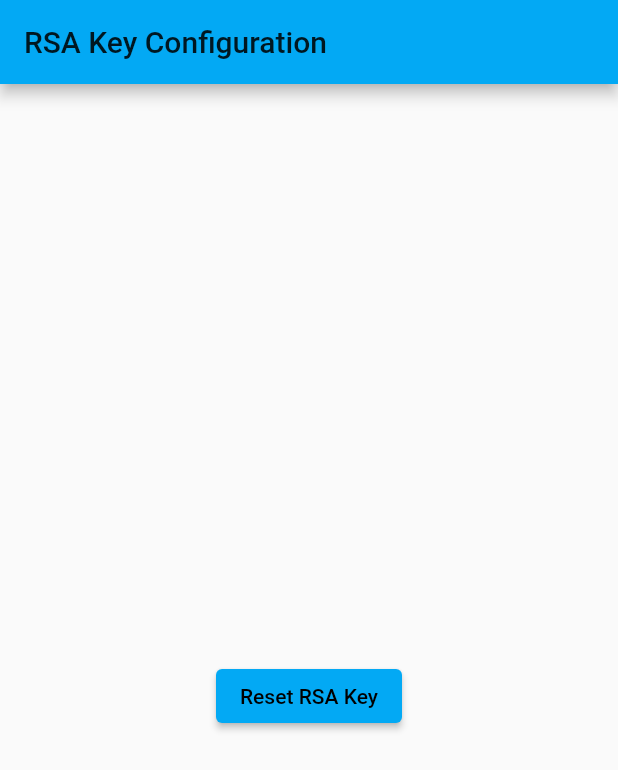
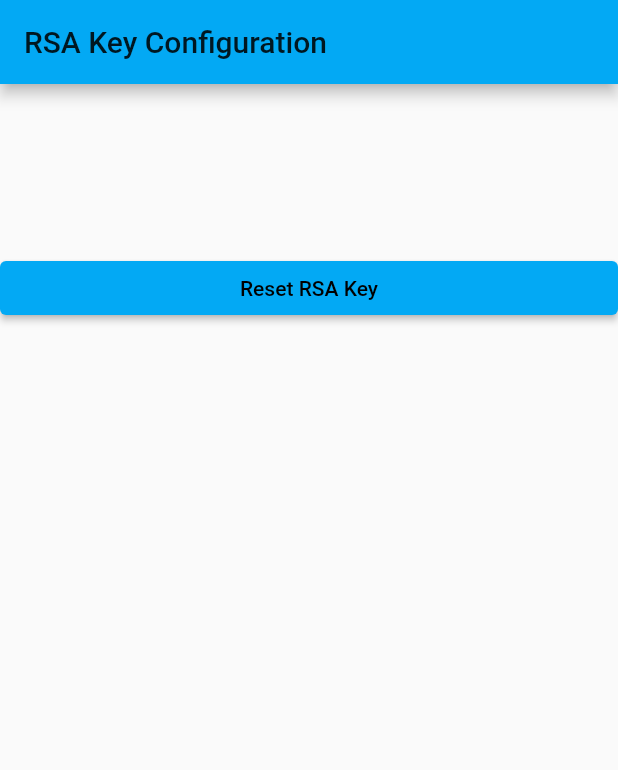
Before and after one commit to hackku21/loc-chain-app, a Flutter app: the KeygenPage screen opened directly, after a tap on "Reset RSA Key", on a phone screen of 412 x 824 dp. Shown: the top 770 px of the screen. Run offline on Flutter 3.47's test engine with Material 2 defaults, Android fonts, the light colour scheme and no system bars; missing offline and left inert: fast_rsa.

Commit message:
fast_rsa package integration

```diff
--- a/loc_chain_app/lib/pages/keygen.dart
+++ b/loc_chain_app/lib/pages/keygen.dart
@@ -1,7 +1,54 @@
 import 'package:flutter/material.dart';
 import 'package:flutter/services.dart';
-import 'package:rsa_encrypt/rsa_encrypt.dart' as rsa;
-import 'package:pointycastle/api.dart' as crypto;
+import 'package:flutter/widgets.dart';
+import 'package:fast_rsa/rsa.dart';
+import 'package:fast_rsa/model/bridge.pb.dart';
+import 'package:path_provider/path_provider.dart';
+
+import 'dart:io';
+
+class KeyFileManager {
+  static Future<String> get _localPath async {
+    final directory = await getApplicationDocumentsDirectory();
+    return directory.path;
+  }
+
+  static Future<File> get _pubKeyFile async {
+    final path = await _localPath;
+    return File('$path/rsa.pub');
+  }
+
+  static Future<File> get _privKeyFile async {
+    final path = await _localPath;
+    return File('$path/rsa');
+  }
+
+  static Future<KeyPair> readKeyPair() async {
+    try {
+      String privKey = await _privKeyFile.then(
+        (file) => file.readAsString(),
+      );
+      String pubKey = await _pubKeyFile.then(
+        (file) => file.readAsString(),
+      );
+
+      return KeyPair(
+        privateKey: privKey,
+        publicKey: pubKey,
+      );
+    } catch (e) {
+      print(e);
+      return KeyPair();
+    }
+  }
+
+  static Future<void> writeKeyPair(KeyPair pair) async {
+    final File privKeyFile = await _privKeyFile;
+    final File pubKeyFile = await _pubKeyFile;
+    pubKeyFile.writeAsString(pair.publicKey);
+    privKeyFile.writeAsString(pair.privateKey);
+  }
+}
 
 class KeygenPage extends StatefulWidget {
   KeygenPage({Key key, this.title}) : super(key: key);
@@ -12,76 +59,81 @@ class KeygenPage extends StatefulWidget {
 }
 
 class _KeygenState extends State<KeygenPage> {
-  static crypto.AsymmetricKeyPair _keyPair;
+  KeyPair _keyPair = KeyPair();
 
-  void _regenerateKey() {
-    setState(() {
-      _keyPair = rsa.getRsaKeyPair(rsa.RsaKeyHelper().getSecureRandom());
+  @override
+  void initState() {
+    super.initState();
+    KeyFileManager.readKeyPair().then((keyPair) {
+      if (!keyPair.hasPublicKey()) {
+        initKeyPair();
+      } else {
+        setState(() => _keyPair = keyPair);
+      }
     });
   }
 
-  String _getPublicKey() {
-    if (_keyPair == null)
-      return 'Press the button below to generate your key pair!';
-    return '${rsa.RsaKeyHelper().encodePublicKeyToPemPKCS1(_keyPair.publicKey)}';
+  Future<void> initKeyPair() async {
+    var keyPair = await RSA.generate(2048);
+    await KeyFileManager.writeKeyPair(keyPair);
+    setState(() {
+      _keyPair = keyPair;
+    });
+  }
+
+  void copyPublicKey() {
+    if (_keyPair.hasPublicKey()) {
+      Clipboard.setData(
+        new ClipboardData(
+          text: _keyPair.publicKey,
+        ),
+      ).then((_) {
+        ScaffoldMessenger.of(context).showSnackBar(
+          SnackBar(
+            content: Text("RSA public key copied to keyboard"),
+          ),
+        );
+      });
+    } else {
+      ScaffoldMessenger.of(context).showSnackBar(
+        SnackBar(
+          content: Text("You need to generate an RSA keypair before copying."),
+        ),
+      );
+    }
   }
 
   @override
   Widget build(BuildContext context) {
-    // This method is rerun every time setState is called, for instance as done
-    // by the _incrementCounter method above.
-    //
-    // The Flutter framework has been optimized to make rerunning build methods
-    // fast, so that you can just rebuild anything that needs updating rather
-    // than having to individually change instances of widgets.
     return Scaffold(
       appBar: AppBar(
-        // Here we take the value from the MyHomePage object that was created by
-        // the App.build method, and use it to set our appbar title.
         title: Text('RSA Key Configuration'),
       ),
       body: Center(
-        // Center is a layout widget. It takes a single child and positions it
-        // in the middle of the parent.
-        child: Column(
-          // Column is also a layout widget. It takes a list of children and
-          // arranges them vertically. By default, it sizes itself to fit its
-          // children horizontally, and tries to be as tall as its parent.
-          //
-          // Invoke "debug painting" (press "p" in the console, choose the
-          // "Toggle Debug Paint" action from the Flutter Inspector in Android
-          // Studio, or the "Toggle Debug Paint" command in Visual Studio Code)
-          // to see the wireframe for each widget.
-          //
-          // Column has various properties to control how it sizes itself and
-          // how it positions its children. Here we use mainAxisAlignment to
-          // center the children vertically; the main axis here is the vertical
-          // axis because Columns are vertical (the cross axis would be
-          // horizontal).
-          mainAxisAlignment: MainAxisAlignment.center,
+        child: LayoutBuilder(
+          builder: (BuildContext context, BoxConstraints constraints) {
+            return ListView(
               children: <Widget>[
-            TextButton(
-              onPressed: () => Clipboard.setData(
-                new ClipboardData(
-                  text: _getPublicKey(),
-                ),
-              ).then((_) {
-                ScaffoldMessenger.of(context).showSnackBar(SnackBar(
-                  content: Text("RSA public key copied to keyboard"),
-                ));
-              }),
+                Container(
+                  padding: const EdgeInsets.all(32),
+                  child: TextButton(
+                    onPressed: copyPublicKey,
                     child: Text(
-                _getPublicKey(),
+                      _keyPair.publicKey,
                       style: Theme.of(context).textTheme.bodyText1,
+                      softWrap: true,
                     ),
                     style: Theme.of(context).outlinedButtonTheme.style,
                   ),
+                ),
                 ElevatedButton(
-              onPressed: _regenerateKey,
+                  onPressed: initKeyPair,
                   child: Text('Reset RSA Key'),
                   style: Theme.of(context).elevatedButtonTheme.style,
                 ),
               ],
+            );
+          },
         ),
       ),
     );
--- a/loc_chain_app/pubspec.yaml
+++ b/loc_chain_app/pubspec.yaml
@@ -28,7 +28,8 @@ dependencies:
   # The following adds the Cupertino Icons font to your application.
   # Use with the CupertinoIcons class for iOS style icons.
   cupertino_icons: ^1.0.2
-  rsa_encrypt: ^1.0.5
+  path_provider: ^1.6.28
+  fast_rsa: ^1.1.4
 
 dev_dependencies:
   flutter_test:
```
Also changed, not shown: loc_chain_app/pubspec.lock, 6 other files. Lines whose indentation alone changed are shown as unchanged.
